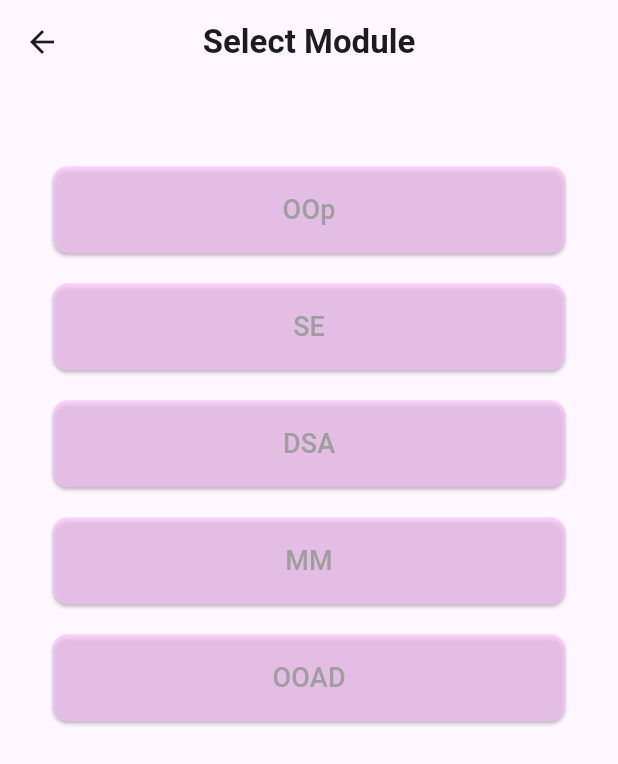
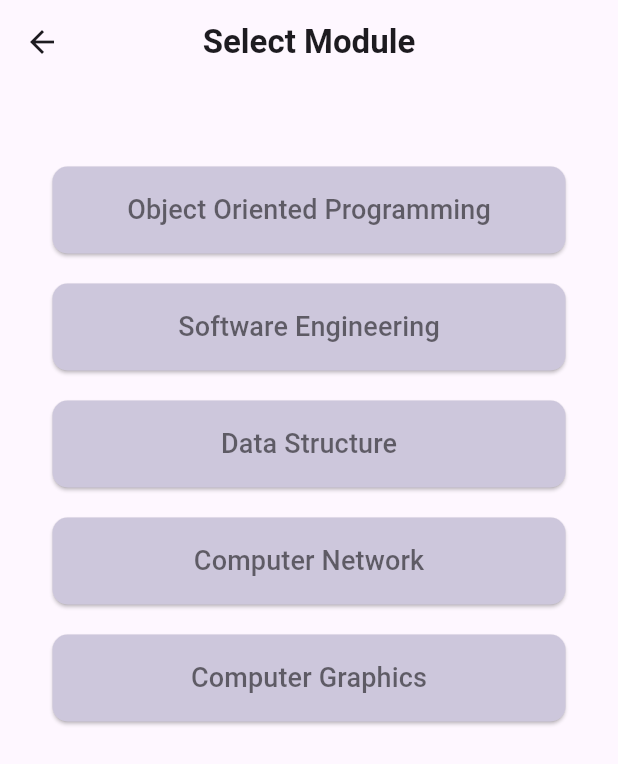
Before and after one commit to Nimsara2001/voicense_frontend, a Flutter app: the SelectModuleView screen opened by its route, on a phone screen of 412 x 824 dp. Shown: the top 764 px of the screen. Run offline on Flutter 3.47's test engine with Material 3 defaults, Android fonts, the phone set to English and light mode, and no system bars; our stand-ins replace flutter_markdown, get; missing offline and left inert: record.

Commit message:
home,add record, record view connected

```diff
--- /dev/null
+++ b/devtools_options.yaml
@@ -0,0 +1 @@
+extensions:
--- a/lib/app/modules/lec_note/views/lec_note_view.dart
+++ b/lib/app/modules/lec_note/views/lec_note_view.dart
@@ -10,7 +10,7 @@ class LecNoteView extends GetView<LecNoteController> {
   Widget build(BuildContext context) {
     return Scaffold(
       appBar: AppBar(
-        title: Text('LecNoteView by Mihin'),
+        title: Text('Data Structure'),
         centerTitle: true,
         actions: [
           IconButton(
--- a/lib/app/modules/select_module/views/select_module_view.dart
+++ b/lib/app/modules/select_module/views/select_module_view.dart
@@ -11,10 +11,16 @@ class SelectModuleView extends GetView<SelectModuleController> {
     return Scaffold(
       appBar: AppBar(
         // backgroundColor: Colors.amberAccent,
-          leading: IconButton(icon: const Icon(Icons.arrow_back),onPressed: (){
+        leading: IconButton(
+          icon: const Icon(Icons.arrow_back),
+          onPressed: () {
             Get.back();
-          },),
-          title: const Text("Select Module",style: TextStyle(fontWeight: FontWeight.w600),),
+          },
+        ),
+        title: const Text(
+          "Select Module",
+          style: TextStyle(fontWeight: FontWeight.w600),
+        ),
         centerTitle: true,
         // actions: [Container(child: IconButton(onPressed: (){}, icon: const Icon(Icons.add)),
         // padding: const EdgeInsets.all(5),
@@ -23,19 +29,18 @@ class SelectModuleView extends GetView<SelectModuleController> {
         //   color: const Color.fromARGB(255, 224, 98, 247),
         //   borderRadius: BorderRadius.circular(30)
         // ),)],
-
       ),
       body: Container(
-
-          margin: const EdgeInsets.symmetric(vertical: 50,horizontal: 30),
-          child: ListView(children: const [
+        margin: const EdgeInsets.symmetric(vertical: 50, horizontal: 30),
+        child: ListView(
+          children: const [
             // for(Module item in modules)
             //    ModuleItem(module: item),
-            SelectModuleItem(text: "OOp"),
-            SelectModuleItem(text: "SE"),
-            SelectModuleItem(text: "DSA"),
-            SelectModuleItem(text: "MM"),
-            SelectModuleItem(text: "OOAD"),
+            SelectModuleItem(text: "Object Oriented Programming"),
+            SelectModuleItem(text: "Software Engineering"),
+            SelectModuleItem(text: "Data Structure"),
+            SelectModuleItem(text: "Computer Network"),
+            SelectModuleItem(text: "Computer Graphics"),
           ],
         ),
       ),
--- a/lib/app/modules/select_module/widgets/select_module_item.dart
+++ b/lib/app/modules/select_module/widgets/select_module_item.dart
@@ -1,22 +1,33 @@
 import 'package:flutter/material.dart';
 import 'package:get/get.dart';
+import 'package:voicense_frontend/app/modules/lec_record/views/lec_record_view.dart';
 
 class SelectModuleItem extends GetView {
-  const SelectModuleItem( {super.key, required this.text});
+  const SelectModuleItem({super.key, required this.text});
 
-  final String text;// istead text should pass module class object
+  final String text; // istead text should pass module class object
 
   @override
   Widget build(BuildContext context) {
     return Container(
       margin: const EdgeInsets.only(bottom: 10),
-      padding: const EdgeInsets.symmetric(vertical: 5,horizontal: 5),
-      child: ElevatedButton(onPressed: (){}, child: Text(text,style:TextStyle(fontWeight:  FontWeight.w500,color:Colors.grey,fontSize: 18),),
-      style: ElevatedButton.styleFrom(
-        backgroundColor:const Color.fromARGB(169, 251, 194, 251),
-        padding: const EdgeInsets.symmetric(vertical: 16,horizontal: 5),
-        shape: RoundedRectangleBorder(borderRadius: BorderRadius.circular(10))
-      )),
+      padding: const EdgeInsets.symmetric(vertical: 5, horizontal: 5),
+      child: ElevatedButton(
+          onPressed: () {
+            Get.to(() => LecRecordView());
+          },
+          style: ElevatedButton.styleFrom(
+              backgroundColor: const Color.fromARGB(255, 205, 199, 220),
+              padding: const EdgeInsets.symmetric(vertical: 16, horizontal: 5),
+              shape: RoundedRectangleBorder(
+                  borderRadius: BorderRadius.circular(10))),
+          child: Text(
+            text,
+            style: TextStyle(
+                fontWeight: FontWeight.w500,
+                color: Colors.black54,
+                fontSize: 18),
+          )),
     );
   }
 }
--- a/lib/app/routes/app_pages.dart
+++ b/lib/app/routes/app_pages.dart
@@ -31,7 +31,7 @@ class AppPages {
   AppPages._();
 
 
-  static const INITIAL = Routes.LEC_RECORD;
+  static const INITIAL = Routes.COMMON_HE;
 
 
   static final routes = [
--- a/lib/app/widgets/search_bar.dart
+++ b/lib/app/widgets/search_bar.dart
@@ -14,7 +14,7 @@ class SearchBarTop extends GetView<SearchBarTopController> {
     return Container(
       margin: const EdgeInsets.only(top: 40, right: 10, left: 10),
       decoration: BoxDecoration(
-        color: Color.fromARGB(255, 243, 218, 248),
+        color: Color.fromARGB(255, 234, 230, 239),
         borderRadius: BorderRadius.circular(30),
       ),
       child: TextField(
@@ -29,6 +29,7 @@ class SearchBarTop extends GetView<SearchBarTopController> {
               Get.to(ProfileView()); // Use Get.to for navigation
             },
             icon: const Icon(Icons.account_circle),
+            iconSize: 32,
           ),
         ),
       ),
--- a/pubspec.yaml
+++ b/pubspec.yaml
@@ -12,6 +12,7 @@ dependencies:
     sdk: flutter
   flutter_markdown: ^0.6.22
   record: ^5.0.5
+  intl: ^0.18.1
 
 dev_dependencies:
   flutter_lints: ^3.0.0
```
Also changed, not shown: lib/app/modules/common_he/views/common_he_view.dart (+6 -8 lines), lib/app/modules/common_he/widgets/Plus_mark.dart (+7 -3 lines), lib/app/modules/lec_home/views/lec_home_view.dart (+13 -18 lines), lib/app/modules/lec_record/views/lec_record_view.dart (+32 -14 lines), lib/app/widgets/note_view_card.dart (+10 -18 lines), pubspec.lock, 1 other file. Lines whose indentation alone changed are shown as unchanged.
